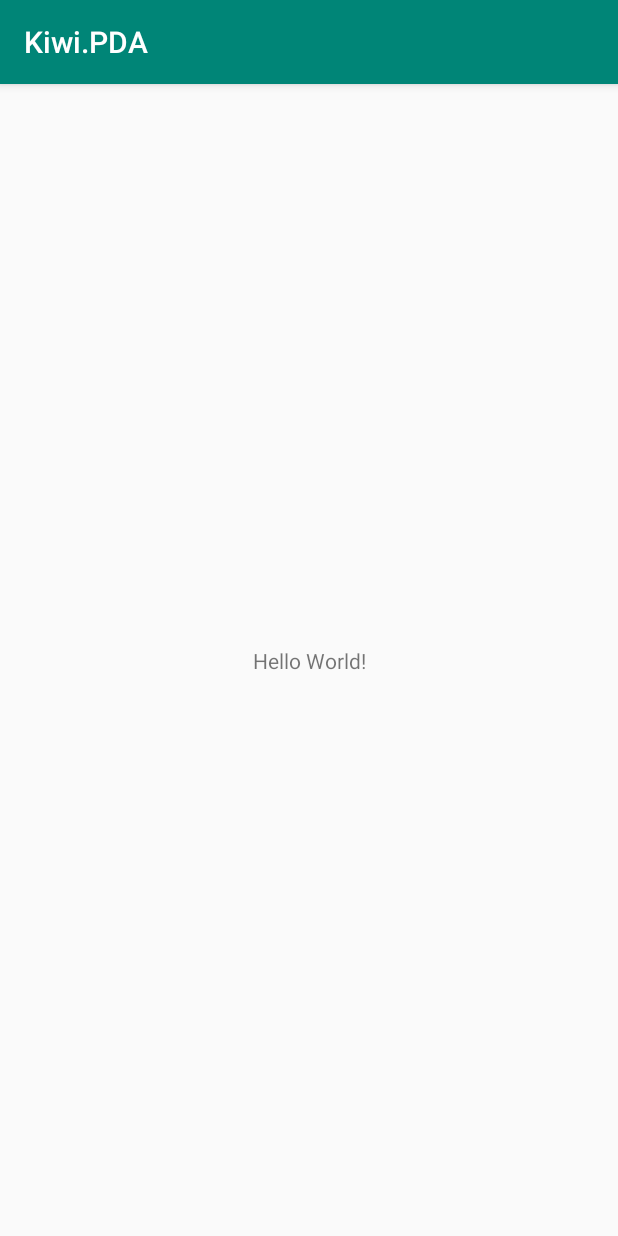
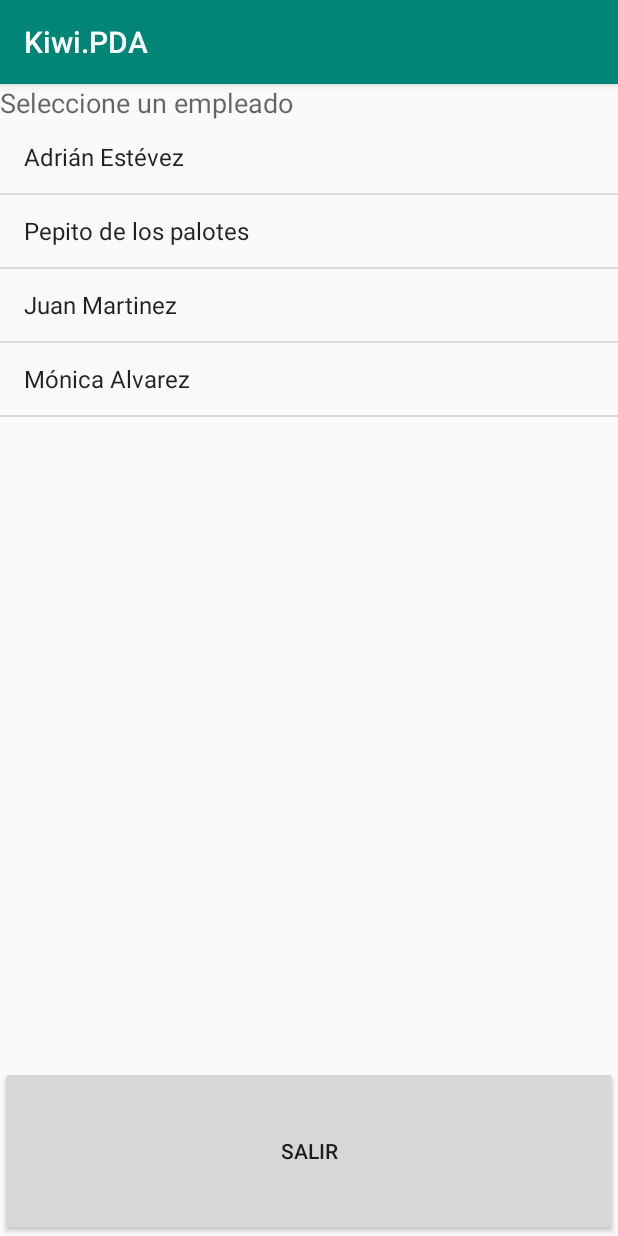
Before and after one commit to AdrianEsGa/Kiwi.PDA, an Android app: the screen it shows after launch (MainActivity), on a phone screen of 412 x 824 dp. Run offline under Robolectric (Android 15) with nearby library versions, the phone set to English and light mode, and no system bars.

Commit message:
Employees View
Carga de empleados, repository y entity

```diff
--- /dev/null
+++ b/app/src/main/java/com/xander/kiwipda/Business/Entities/Employee.java
@@ -0,0 +1,7 @@
+package com.xander.kiwipda.Business.Entities;
+
+public class Employee {
+    public int Id;
+    public String Name;
+
+}
--- /dev/null
+++ b/app/src/main/java/com/xander/kiwipda/Business/Repositories/EmployeesRepository.java
@@ -0,0 +1,11 @@
+package com.xander.kiwipda.Business.Repositories;
+
+public class EmployeesRepository {
+
+    public EmployeesRepository(){}
+
+    public void GetAllActive(){
+
+    }
+
+}
--- a/app/src/main/java/com/xander/kiwipda/MainActivity.java
+++ b/app/src/main/java/com/xander/kiwipda/MainActivity.java
@@ -3,12 +3,44 @@ package com.xander.kiwipda;
 import androidx.appcompat.app.AppCompatActivity;
 
 import android.os.Bundle;
+import android.widget.ArrayAdapter;
+import android.widget.ListView;
+
+import com.xander.kiwipda.Business.Repositories.EmployeesRepository;
+
+import java.util.ArrayList;
+import java.util.List;
 
 public class MainActivity extends AppCompatActivity {
+
+    private EmployeesRepository employeesRepository = new EmployeesRepository();
 
     @Override
     protected void onCreate(Bundle savedInstanceState) {
         super.onCreate(savedInstanceState);
         setContentView(R.layout.activity_main);
+        LoadListViewEmployees();
     }
+
+
+
+    private void LoadListViewEmployees(){
+
+        List<String> employees = new ArrayList<String>();
+
+        employeesRepository.GetAllActive();
+
+        employees.add("Adrián Estévez");
+        employees.add("Pepito de los palotes");
+        employees.add("Juan Martinez");
+        employees.add("Mónica Alvarez");
+
+        final ListView listViewEmployees = (ListView) findViewById(R.id.ListViewEmployees);
+
+        final ArrayAdapter<String> arrayAdapter = new ArrayAdapter<String>
+                (this, android.R.layout.simple_list_item_1, employees);
+
+        listViewEmployees.setAdapter(arrayAdapter);
+    }
+
 }
--- a/app/src/main/res/layout/activity_main.xml
+++ b/app/src/main/res/layout/activity_main.xml
@@ -6,13 +6,30 @@
     android:layout_height="match_parent"
     tools:context=".MainActivity">
 
-    <TextView
-        android:layout_width="wrap_content"
-        android:layout_height="wrap_content"
-        android:text="Hello World!"
-        app:layout_constraintBottom_toBottomOf="parent"
-        app:layout_constraintLeft_toLeftOf="parent"
-        app:layout_constraintRight_toRightOf="parent"
-        app:layout_constraintTop_toTopOf="parent" />
+    <LinearLayout
+        android:id="@+id/PanelContent"
+        android:layout_width="match_parent"
+        android:layout_height="match_parent"
+        android:orientation="vertical"
+        tools:layout_editor_absoluteX="122dp"
+        tools:layout_editor_absoluteY="216dp">
 
+        <TextView
+            android:id="@+id/TextViewInfo"
+            android:layout_width="match_parent"
+            android:layout_height="wrap_content"
+            android:text="Seleccione un empleado"
+            android:textAppearance="@style/TextAppearance.AppCompat.Medium" />
+
+        <ListView
+            android:id="@+id/ListViewEmployees"
+            android:layout_width="match_parent"
+            android:layout_height="630dp" />
+
+        <Button
+            android:id="@+id/BtnExit"
+            android:layout_width="match_parent"
+            android:layout_height="match_parent"
+            android:text="Salir" />
+    </LinearLayout>
 </androidx.constraintlayout.widget.ConstraintLayout>
```
